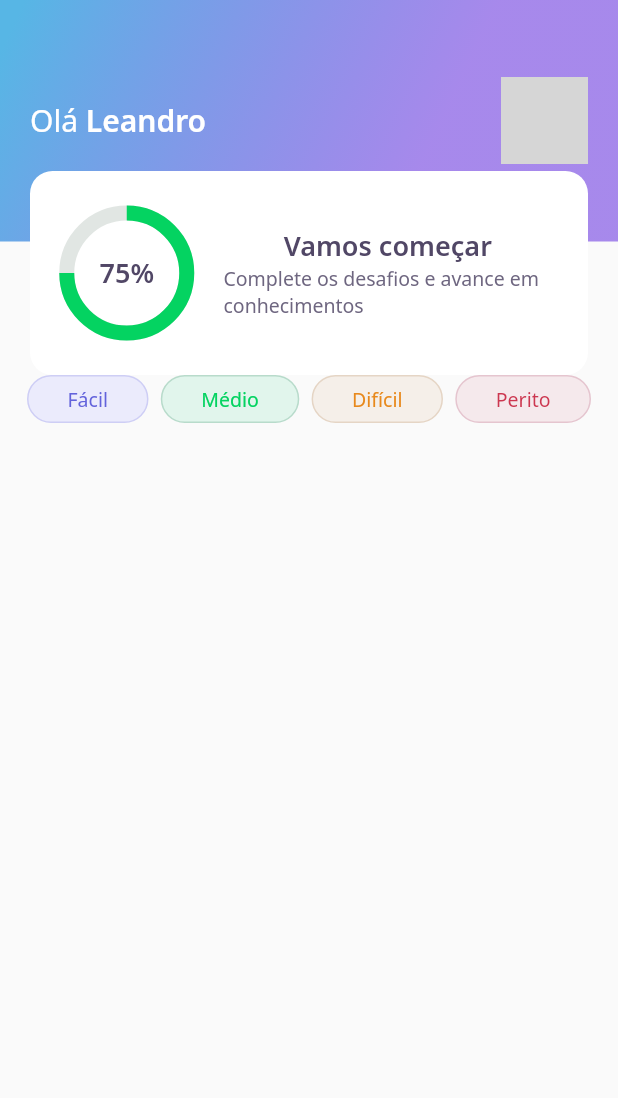
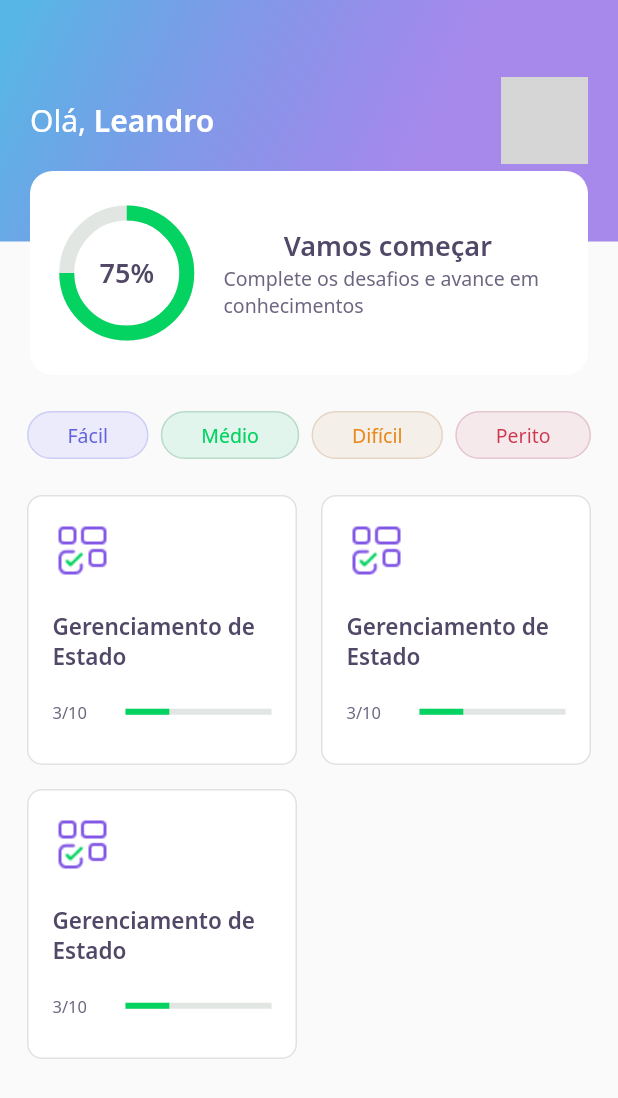
Before and after one commit to khalilpdev/devquiz, a Flutter app: the screen it shows after launch, on a phone screen of 412 x 824 dp. Shown: the top 1098 px of the screen. Run offline on Flutter 3.47's test engine with Material 2 defaults, Android fonts, the phone set to English and light mode, and no system bars; our stand-ins replace google_fonts; network calls fail; grey boxes are pictures that could not be loaded.

Commit message:
termino do layout do card

```diff
--- a/lib/home/home_page.dart
+++ b/lib/home/home_page.dart
@@ -1,5 +1,6 @@
 import 'package:devquiz/home/widgets/appbar/app_bar_widget.dart';
 import 'package:devquiz/home/widgets/level_button/level_button_widget.dart';
+import 'package:devquiz/home/widgets/quiz_card/quiz_card_widget.dart';
 import 'package:flutter/material.dart';
 
 class HomePage extends StatefulWidget {
@@ -16,7 +17,10 @@ class _HomePageState extends State<HomePage> {
       appBar: AppBarWidget(),
       body: Padding(
         padding: const EdgeInsets.symmetric(horizontal: 18),
-        child: Row(
+        child: Column(
+          children: [
+            SizedBox(height: 24),
+            Row(
               mainAxisAlignment: MainAxisAlignment.spaceBetween,
               children: [
                 LevelButtonWidget(
@@ -33,6 +37,20 @@ class _HomePageState extends State<HomePage> {
                 ),
               ],
             ),
+            SizedBox(height: 24),
+            Expanded(
+                child: GridView.count(
+              crossAxisSpacing: 16,
+              mainAxisSpacing: 16,
+              crossAxisCount: 2,
+              children: [
+                QuizCardWidget(),
+                QuizCardWidget(),
+                QuizCardWidget(),
+              ],
+            ))
+          ],
+        ),
       ),
     );
   }
--- a/lib/home/widgets/appbar/app_bar_widget.dart
+++ b/lib/home/widgets/appbar/app_bar_widget.dart
@@ -20,7 +20,7 @@ class AppBarWidget extends PreferredSize {
                     children: [
                       Text.rich(
                         TextSpan(
-                          text: 'Olá ',
+                          text: 'Olá, ',
                           style: AppTextStyles.title,
                           children: [
                             TextSpan(
--- /dev/null
+++ b/lib/home/widgets/quiz_card/quiz_card_widget.dart
@@ -0,0 +1,54 @@
+import 'package:devquiz/core/app_colors.dart';
+import 'package:devquiz/core/app_images.dart';
+import 'package:devquiz/core/app_text_styles.dart';
+import 'package:flutter/material.dart';
+
+class QuizCardWidget extends StatelessWidget {
+  @override
+  Widget build(BuildContext context) {
+    return Container(
+      padding: EdgeInsets.all(16),
+      decoration: BoxDecoration(
+        border: Border.fromBorderSide(BorderSide(color: AppColors.border)),
+        color: AppColors.white,
+        borderRadius: BorderRadius.circular(10),
+      ),
+      child: Column(
+        crossAxisAlignment: CrossAxisAlignment.start,
+        children: [
+          Container(
+            height: 40,
+            width: 40,
+            child: Image.asset(AppImages.blocks),
+          ),
+          SizedBox(height: 20),
+          Text(
+            "Gerenciamento de Estado",
+            style: AppTextStyles.heading15,
+          ),
+          SizedBox(height: 20),
+          Row(
+            children: [
+              Expanded(
+                flex: 1,
+                child: Text(
+                  "3/10",
+                  style: AppTextStyles.body11,
+                ),
+              ),
+              Expanded(
+                flex: 2,
+                child: LinearProgressIndicator(
+                  value: 0.3,
+                  backgroundColor: AppColors.chartSecondary,
+                  valueColor:
+                      AlwaysStoppedAnimation<Color>(AppColors.chartPrimary),
+                ),
+              )
+            ],
+          )
+        ],
+      ),
+    );
+  }
+}
```
Lines whose indentation alone changed are shown as unchanged.
